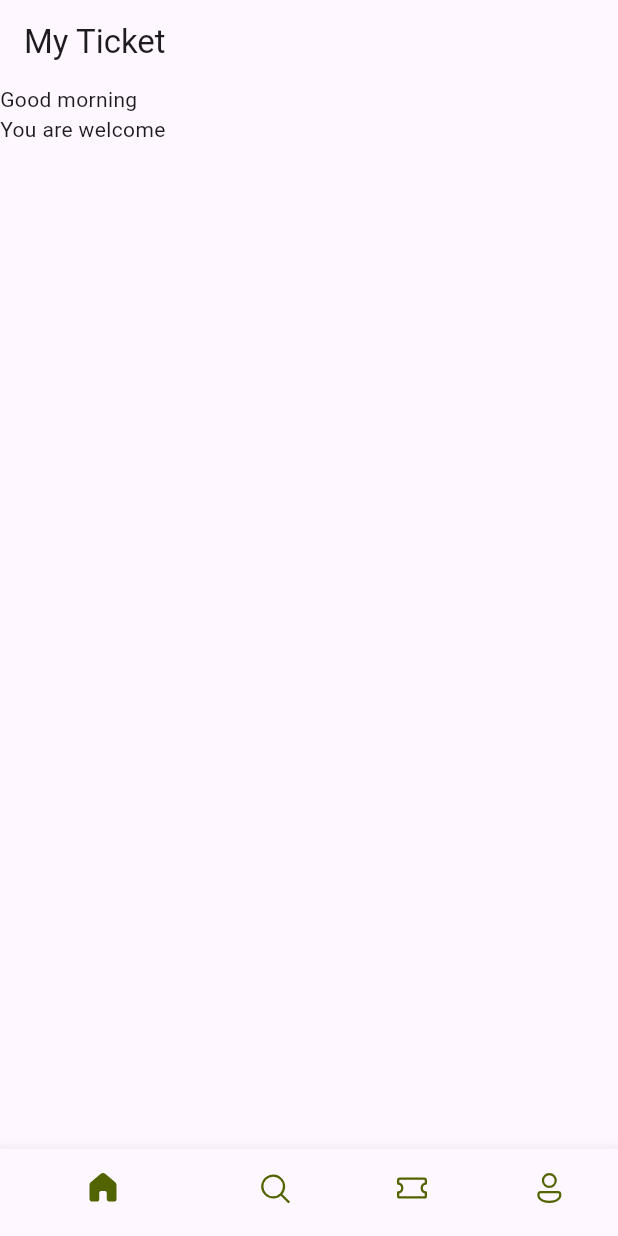
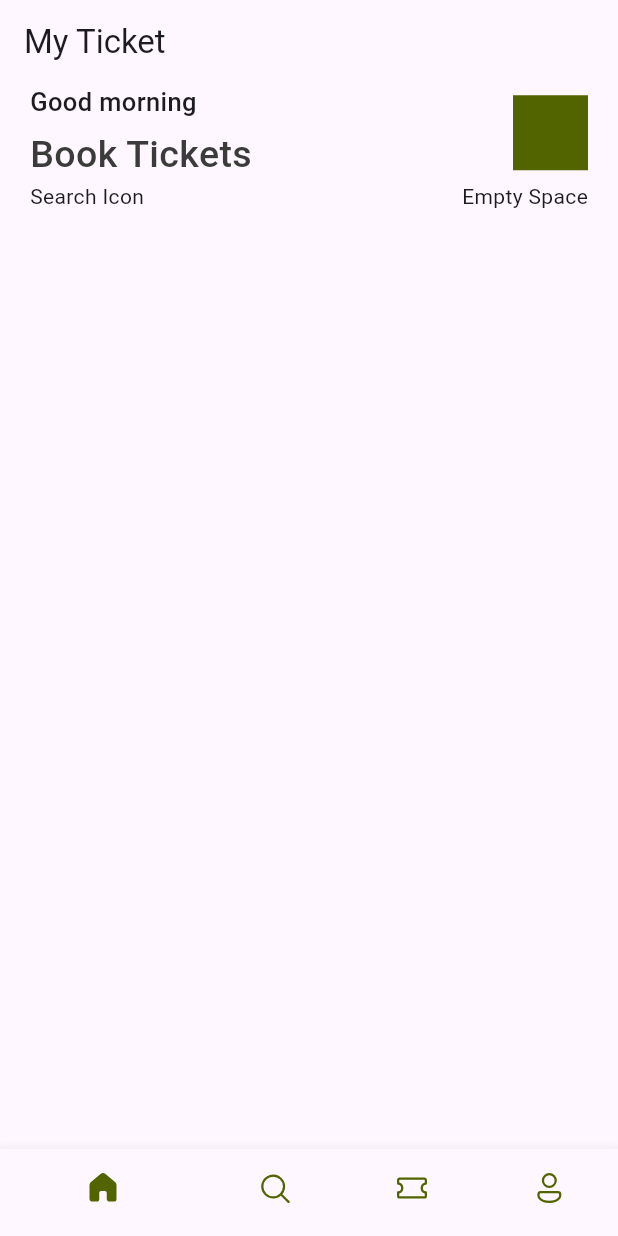
Before and after one commit to Kemical001/ticket-app, a Flutter app: the screen it shows after launch, on a phone screen of 412 x 824 dp. Run offline on Flutter 3.47's test engine with Material 3 defaults, Android fonts, the phone set to English and light mode, and no system bars; our stand-ins replace fluentui_icons.

Commit message:
first commit

```diff
--- /dev/null
+++ b/lib/base/res/styles/app_styles.dart
@@ -0,0 +1,11 @@
+import 'package:flutter/material.dart';
+
+Color primary = Color(0xFF687daf);
+
+class AppStyles {
+  static Color primaryColor = primary;
+  static Color textColor = Color(0xFF3b3b3b);
+
+  static TextStyle headLineStyle1 = TextStyle(
+      fontSize: 25, fontWeight: FontWeight.w500, color: AppStyles.textColor);
+}
--- a/lib/screens/home_screen.dart
+++ b/lib/screens/home_screen.dart
@@ -1,4 +1,5 @@
 import 'package:flutter/material.dart';
+import 'package:ticket_app/base/res/styles/app_styles.dart';
 
 class HomeScreen extends StatelessWidget {
   const HomeScreen({super.key});
@@ -11,10 +12,42 @@ class HomeScreen extends StatelessWidget {
       body: ListView(
         children: [
           Container(
-            child: Text("Good morning"),
-          ),
-          Container(
-            child: Text("You are welcome"),
+            padding: EdgeInsets.symmetric(horizontal: 20),
+            child: Column(
+              children: [
+                Row(
+                  mainAxisAlignment: MainAxisAlignment.spaceBetween,
+                  children: [
+                    Column(
+                      crossAxisAlignment: CrossAxisAlignment.start,
+                      children: [
+                        Text(
+                          "Good morning",
+                          style: TextStyle(
+                              fontSize: 17, fontWeight: FontWeight.w500),
+                        ),
+                        SizedBox(
+                          height: 5,
+                        ),
+                        Text(
+                          "Book Tickets",
+                          style: AppStyles.headLineStyle1,
+                        )
+                      ],
+                    ),
+                    Container(
+                      color: Color(0xFF526400),
+                      height: 50,
+                      width: 50,
+                    )
+                  ],
+                ),
+                Row(
+                  mainAxisAlignment: MainAxisAlignment.spaceBetween,
+                  children: [Text("Search Icon"), Text("Empty Space")],
+                )
+              ],
+            ),
           )
         ],
       ),
```
